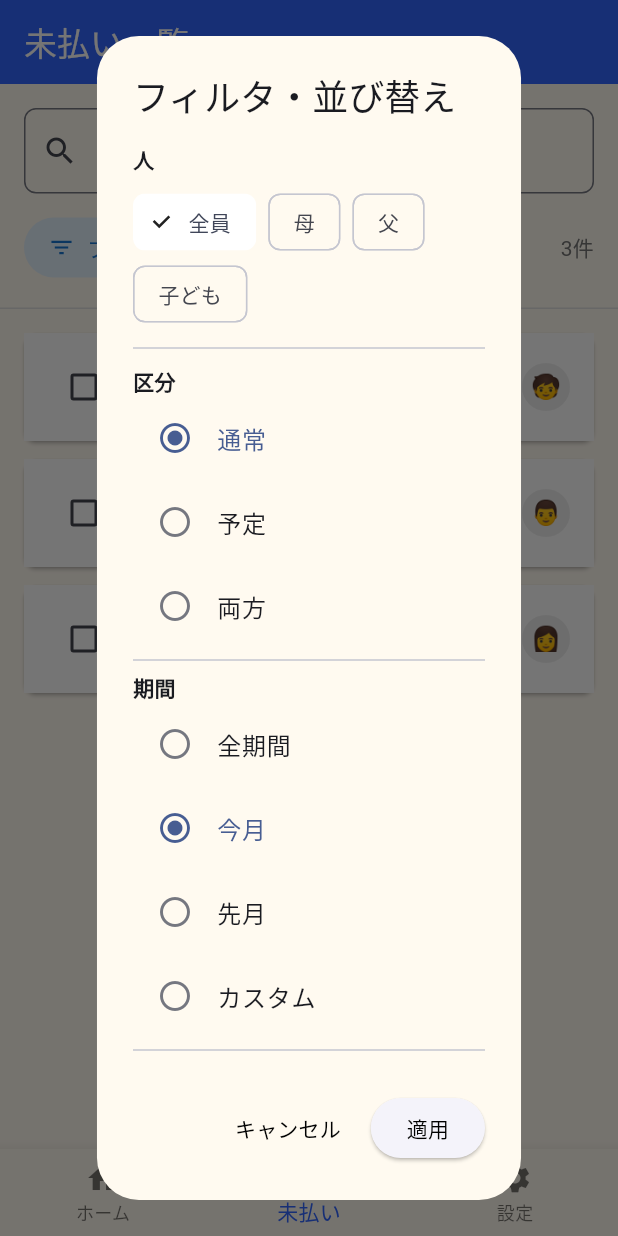
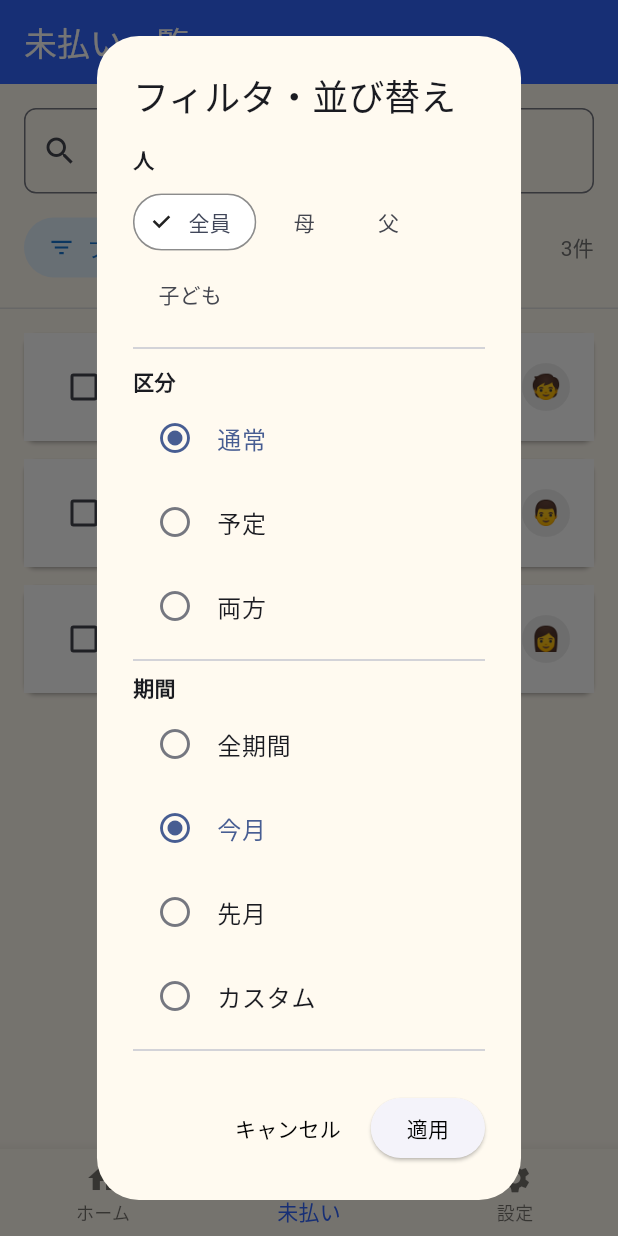
Before and after one commit to N-plus/PaymentCalendar, a Flutter app: the screen it shows after launch, item 2 of the bottom bar chosen, after a tap on "フィルタ", on a phone screen of 412 x 824 dp. Run offline on Flutter 3.47's test engine with Material 3 defaults, Android fonts, the phone set to English and light mode, and no system bars; our stand-ins replace flutter_local_notifications, flutter_riverpod, image_picker, timezone.

Commit message:
Add subtle border to selected person chips

```diff
--- a/lib/screens/unpaid/unpaid_screen.dart
+++ b/lib/screens/unpaid/unpaid_screen.dart
@@ -293,27 +293,47 @@ class _UnpaidScreenState extends ConsumerState<UnpaidScreen> {
                     Wrap(
                       spacing: 8,
                       children: [
-                        FilterChip(
+                        () {
+                          final isSelected = tempPersonId == null;
+                          return FilterChip(
                             label: const Text('全員'),
-                          selected: tempPersonId == null,
+                            selected: isSelected,
                             selectedColor: Colors.white,
                             checkmarkColor: Colors.black87,
+                            shape: StadiumBorder(
+                              side: BorderSide(
+                                color: isSelected
+                                    ? Colors.black26
+                                    : Colors.transparent,
+                              ),
+                            ),
                             onSelected: (selected) {
                               setDialogState(() => tempPersonId = null);
                             },
-                        ),
+                          );
+                        }(),
                         ...people.map(
-                          (person) => FilterChip(
+                          (person) {
+                            final isSelected = tempPersonId == person.id;
+                            return FilterChip(
                               label: Text(person.name),
-                            selected: tempPersonId == person.id,
+                              selected: isSelected,
                               selectedColor: Colors.white,
                               checkmarkColor: Colors.black87,
+                              shape: StadiumBorder(
+                                side: BorderSide(
+                                  color: isSelected
+                                      ? Colors.black26
+                                      : Colors.transparent,
+                                ),
+                              ),
                               onSelected: (selected) {
                                 setDialogState(() {
                                   tempPersonId = selected ? person.id : null;
                                 });
                               },
-                          ),
+                            );
+                          },
                         ),
                       ],
                     ),
```
Lines whose indentation alone changed are shown as unchanged.
